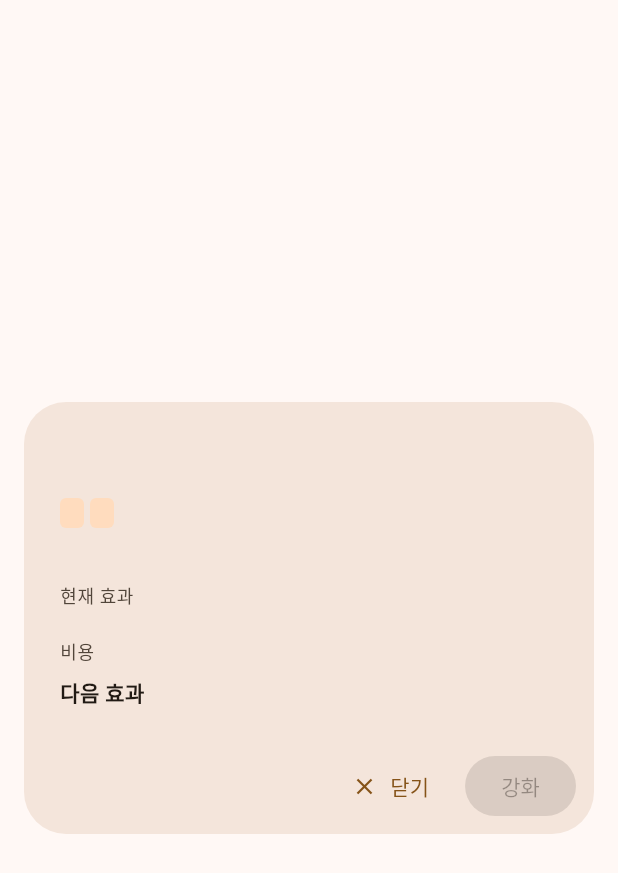
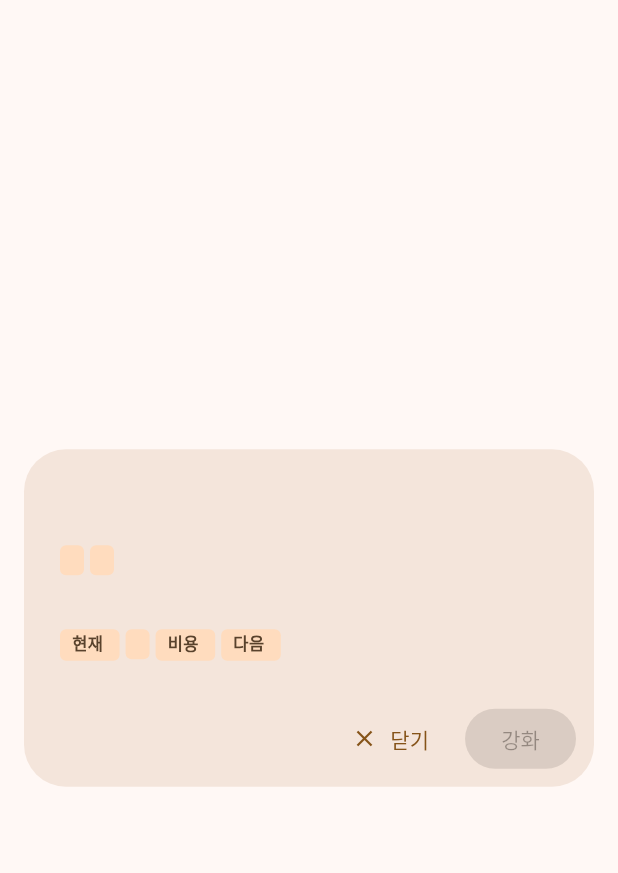
Before and after one commit to lickelon/alchemist-hunter, a Flutter app: the SkillTreeNodeDetailDialog widget shown alone on an empty page, opened directly with empty values, on a phone screen of 412 x 824 dp. Shown: the top 873 px of the screen. Run offline on Flutter 3.47's test engine with Material 3 defaults, Android fonts, the phone set to English and light mode, and no system bars; our stand-ins replace flutter_riverpod.

Commit message:
Polish skill tree detail badges

```diff
--- a/lib/common/widgets/skill_tree_node_detail_dialog.dart
+++ b/lib/common/widgets/skill_tree_node_detail_dialog.dart
@@ -1,8 +1,6 @@
 import 'package:alchemist_hunter/common/themes/app_spacing.dart';
-import 'package:alchemist_hunter/common/themes/app_text_styles.dart';
 import 'package:alchemist_hunter/common/widgets/app_badge.dart';
 import 'package:alchemist_hunter/common/widgets/app_dialog_layout.dart';
-import 'package:alchemist_hunter/common/widgets/detail_lines.dart';
 import 'package:alchemist_hunter/common/widgets/skill_tree_graph_view.dart';
 import 'package:flutter/material.dart';
 
@@ -33,18 +31,31 @@ class SkillTreeNodeDetailDialog extends StatelessWidget {
             ],
           ),
           const SizedBox(height: AppSpacing.lg),
-          DetailLines(
-            description: node.description,
-            lines: <String>[
-              '현재 효과 ${node.currentEffectLabel}',
-              node.prerequisiteLabel,
-              '비용 ${node.costLabel}',
-            ],
+          Text(
+            node.description,
+            style: Theme.of(context).textTheme.bodySmall?.copyWith(
+              color: Theme.of(context).colorScheme.onSurfaceVariant,
+            ),
           ),
           const SizedBox(height: AppSpacing.md),
-          Text(
-            '다음 효과 ${node.nextEffectLabel}',
-            style: AppTextStyles.of(context).dataEmphasis,
+          Wrap(
+            spacing: AppSpacing.sm,
+            runSpacing: AppSpacing.sm,
+            children: <Widget>[
+              ..._badgeLabels(
+                '현재',
+                node.currentEffectLabel,
+              ).map((String label) => AppBadge(label: label)),
+              AppBadge(label: node.prerequisiteLabel),
+              ..._badgeLabels(
+                '비용',
+                node.costLabel,
+              ).map((String label) => AppBadge(label: label)),
+              ..._badgeLabels(
+                '다음',
+                node.nextEffectLabel,
+              ).map((String label) => AppBadge(label: label)),
+            ],
           ),
         ],
       ),
@@ -69,3 +80,10 @@ class SkillTreeNodeDetailDialog extends StatelessWidget {
     );
   }
 }
+
+List<String> _badgeLabels(String prefix, String label) {
+  return label
+      .split(' / ')
+      .map((String part) => '$prefix $part')
+      .toList(growable: false);
+}
```
Also changed, not shown: 2 other files.
